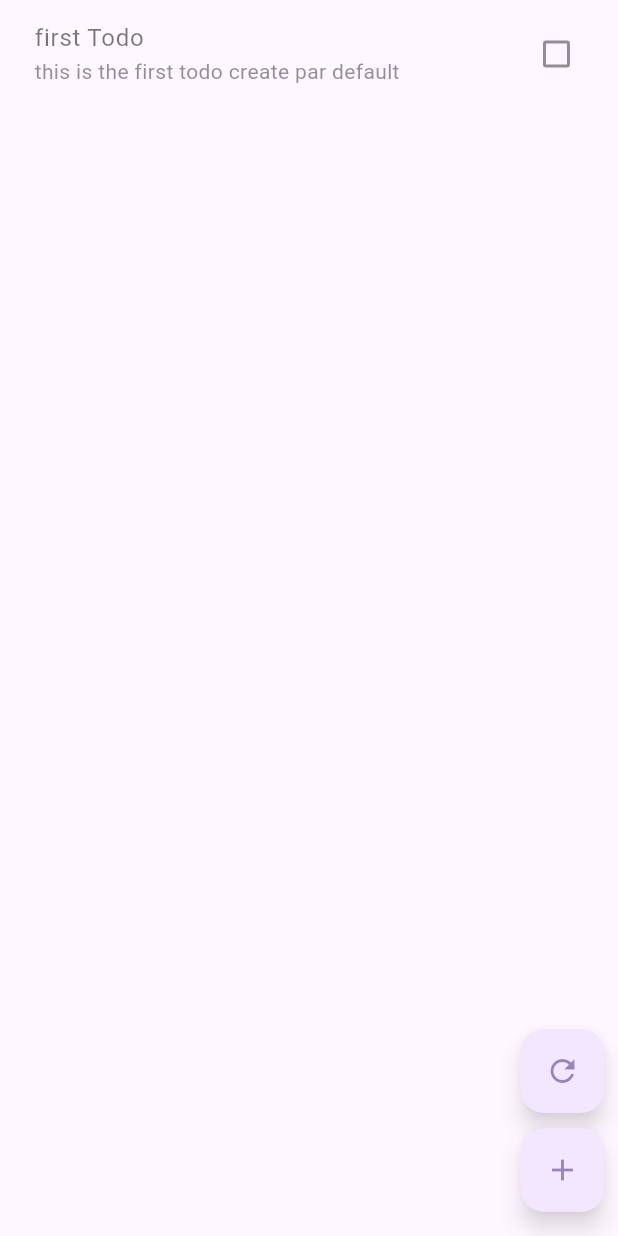
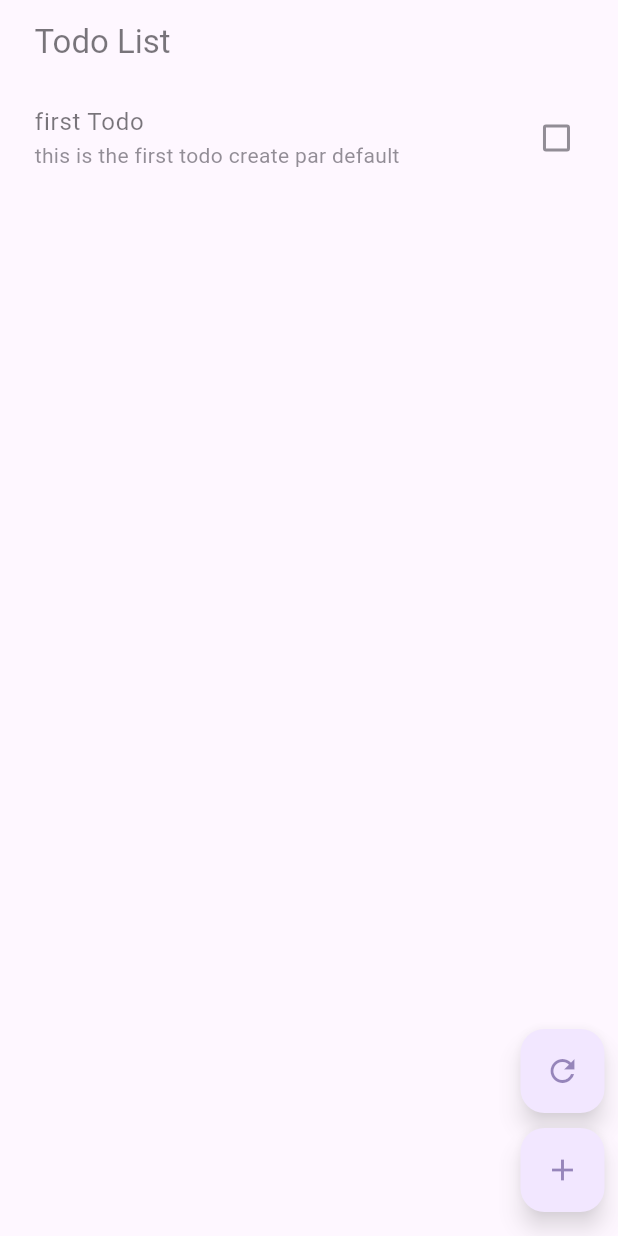
Before and after one commit to abdel-ke/todo_clean_architecture_flutter, a Flutter app: the UpdateDeletePage screen opened directly with sample values from the repository, after a tap on "Update", on a phone screen of 412 x 824 dp. Run offline on Flutter 3.47's test engine with Material 3 defaults, Android fonts, the phone set to English and light mode, and no system bars; our stand-ins replace bloc, dartz, equatable, flutter_bloc.

Commit message:
clean architecture todo completed

```diff
--- a/lib/features/todo/data/datasources/todo_local_datasource.dart
+++ b/lib/features/todo/data/datasources/todo_local_datasource.dart
@@ -1,5 +1,4 @@
 import 'package:dartz/dartz.dart';
-import 'package:flutter/material.dart';
 import 'package:todo/core/errors/exception.dart';
 import 'package:todo/core/errors/failures.dart';
 import 'package:todo/features/todo/domain/entities/todo_entity.dart';
@@ -7,8 +6,7 @@ import 'package:todo/features/todo/domain/entities/todo_entity.dart';
 abstract class TodoLocalDatasource {
   Future<List<TodoEntity>> getAllTodos();
   Future<Unit> addTodos(TodoEntity todo);
-  Future<Unit> updateTodos(TodoEntity todo);
-  Future<List<TodoEntity>> checkMarkTodo(TodoEntity todo, bool isDone);
+  Future<Unit> updateTodos(TodoEntity todo, Map<String, String> data);
   Future<Unit> deleteTodos(TodoEntity todo);
 }
 
@@ -41,10 +39,16 @@ class TodoLocalDatasourceImpl implements TodoLocalDatasource {
   }
 
   @override
-  Future<Unit> updateTodos(TodoEntity todo) async {
+  Future<Unit> updateTodos(TodoEntity todo, Map<String, String> dd) async {
     await Future.delayed(const Duration(seconds: 1));
     try {
-      data[data.indexWhere((element) => element.id == todo.id)] = todo;
+      final int index = data.indexWhere((element) => element.id == todo.id);
+      if (index != -1) {
+        data[index].title = dd['title']!;
+        data[index].description = dd['description']!;
+      } else {
+        throw UpdateTodoFailure();
+      }
       return unit;
       } on UpdateTodoException {
     // } catch (e) {
@@ -62,15 +66,4 @@ class TodoLocalDatasourceImpl implements TodoLocalDatasource {
       throw DeleteTodoFailure();
     }
   }
-
-  @override
-  Future<List<TodoEntity>> checkMarkTodo(TodoEntity todo, bool isDone) async {
-    try {
-      todo.isDone = isDone;
-      data[data.indexWhere((element) => element.id == todo.id)] = todo;
-      return data;
-    } catch (e) {
-      throw CheckTodoFailure();
-    }
-  }
 }
--- a/lib/features/todo/data/repositories/todo_repository.dart
+++ b/lib/features/todo/data/repositories/todo_repository.dart
@@ -30,22 +30,12 @@ class TodoRepositoryImpl implements TodoRepository {
   }
 
   @override
-  Future<Either<Failure, Unit>> updateTodos(TodoEntity todo) async {
+  Future<Either<Failure, Unit>> updateTodos(TodoEntity todo, Map<String, String> data) async {
     try {
-      final allTodo = await localDatasource.updateTodos(todo);
+      final allTodo = await localDatasource.updateTodos(todo, data);
       return Right(allTodo);
     } catch (e) {
       return Left(UpdateTodoFailure());
-    }
-  }
-
-  @override
-  Future<Either<Failure, List<TodoEntity>>> checkMarkTodo(TodoEntity todo, bool isDone) async {
-    try {
-      final allTodo = await localDatasource.checkMarkTodo(todo, isDone);
-      return Right(allTodo);
-    } catch (e) {
-      return Left(CheckTodoFailure());
     }
   }
 
@@ -55,7 +45,7 @@ class TodoRepositoryImpl implements TodoRepository {
       final allTodo = await localDatasource.deleteTodos(todo);
       return Right(allTodo);
     } catch (e) {
-      return Left(UpdateTodoFailure());
+      return Left(DeleteTodoFailure());
     }
   }
 }
--- a/lib/features/todo/domain/repositories/todo_repository.dart
+++ b/lib/features/todo/domain/repositories/todo_repository.dart
@@ -3,10 +3,8 @@ import 'package:todo/core/errors/failures.dart';
 import 'package:todo/features/todo/domain/entities/todo_entity.dart';
 
 abstract class TodoRepository {
-  // Future<Either<Failure, List<TodoEntity>>> getAllTodo();
   Future<Either<Failure, List<TodoEntity>>> getAllTodos();
   Future<Either<Failure, Unit>> addTodos(TodoEntity todo);
-  Future<Either<Failure, Unit>> updateTodos(TodoEntity todo);
-  Future<Either<Failure, List<TodoEntity>>> checkMarkTodo(TodoEntity todo, bool isDone);
+  Future<Either<Failure, Unit>> updateTodos(TodoEntity todo, Map<String, String> data);
   Future<Either<Failure, Unit>> deleteTodos(TodoEntity todo);
 }
--- a/lib/features/todo/domain/usecases/todo_usecase.dart
+++ b/lib/features/todo/domain/usecases/todo_usecase.dart
@@ -34,20 +34,8 @@ class UpdateTodoUseCase {
     required this.repository,
   });
 
-  Future<Either<Failure, Unit>> call(TodoEntity todo) {
-    return repository.updateTodos(todo);
-  }
-}
-
-class CheckMarkTodoUseCase {
-  final TodoRepository repository;
-
-  CheckMarkTodoUseCase({
-    required this.repository,
-  });
-
-  Future<Either<Failure, List<TodoEntity>>> call(TodoEntity todo, bool isDone) {
-    return repository.checkMarkTodo(todo, isDone);
+  Future<Either<Failure, Unit>> call(TodoEntity todo, Map<String, String> data) {
+    return repository.updateTodos(todo, data);
   }
 }
 
--- a/lib/features/todo/presentation/bloc/add_update_delete_todo/todo_bloc.dart
+++ b/lib/features/todo/presentation/bloc/add_update_delete_todo/todo_bloc.dart
@@ -1,6 +1,5 @@
 import 'package:bloc/bloc.dart';
 import 'package:equatable/equatable.dart';
-import 'package:flutter/material.dart';
 import 'package:todo/core/errors/failures.dart';
 import 'package:todo/features/todo/domain/entities/todo_entity.dart';
 import 'package:todo/features/todo/domain/usecases/todo_usecase.dart';
@@ -12,17 +11,18 @@ class AddUpdateDeleteBloc
     extends Bloc<AddUpdateDeleteEvent, AddUpdateDeleteState> {
   final AddTodoUseCase addTodoUseCase;
   final UpdateTodoUseCase updateTodoUseCase;
-  final CheckMarkTodoUseCase checkMarkTodoUseCase;
   final DeleteTodoUseCase deleteTodoUseCase;
 
   AddUpdateDeleteBloc(
       {required this.addTodoUseCase,
       required this.updateTodoUseCase,
-      required this.checkMarkTodoUseCase,
       required this.deleteTodoUseCase})
       : super(AddUpdateDeleteTodoInitial()) {
     on<AddUpdateDeleteEvent>(
       (event, emit) async {
+        if (event is LoadingEvent) {
+          emit(AddedState());
+        }
         if (event is AddTodoEvent) {
           await _addTodoEventImpl(emit, event);
         }
@@ -32,9 +32,6 @@ class AddUpdateDeleteBloc
         if (event is DeleteTodoEvent) {
           await _deleteTodoEventImpl(emit, event);
         }
-        // if (event is CheckMarkEvent) {
-        //   await _checkMarkTodoEventImpl(event, emit);
-        // }
       },
     );
   }
@@ -47,7 +44,7 @@ class AddUpdateDeleteBloc
       failureOeAddTodo.fold(
         (failure) {
           switch (failure.runtimeType) {
-            case AddTodoFailure:
+            case AddTodoFailure :
               return const ErrorAddUpdateDeleteState(
                   message: 'failure to add One');
             default:
@@ -65,12 +62,12 @@ class AddUpdateDeleteBloc
   Future<void> _updateTodoEventImpl(
       UpdateTodoEvent event, Emitter<AddUpdateDeleteState> emit) async {
     emit(LoadingAddUpdateDeleteState());
-    final failureOeAddTodo = await updateTodoUseCase(event.todo);
+    final failureOeAddTodo = await updateTodoUseCase(event.todo, event.data);
     emit(
       failureOeAddTodo.fold(
         (failure) {
           switch (failure.runtimeType) {
-            case UpdateTodoFailure:
+            case UpdateTodoFailure :
               return const ErrorAddUpdateDeleteState(
                   message: 'failure to update this one');
             default:
@@ -85,27 +82,6 @@ class AddUpdateDeleteBloc
     );
   }
 
-  // Future<void> _checkMarkTodoEventImpl(
-  //     CheckMarkEvent event, Emitter<AddUpdateDeleteState> emit) async {
-  //   final failureOeAddTodo =
-  //       await checkMarkTodoUseCase(event.todo, event.isDone);
-  //   emit(
-  //     failureOeAddTodo.fold(
-  //       (failure) {
-  //         switch (failure.runtimeType) {
-  //           case CheckTodoFailure():
-  //             return const ErrorAddUpdateDeleteState(
-  //                 message: 'failure to update this one');
-  //           default:
-  //             return const ErrorAddUpdateDeleteState(
-  //                 message: 'other failure from updateTodo event');
-  //         }
-  //       },
-  //       (_) => CheckMarkState(),
-  //     ),
-  //   );
-  // }
-
   Future<void> _deleteTodoEventImpl(
       Emitter<AddUpdateDeleteState> emit, DeleteTodoEvent event) async {
     emit(LoadingAddUpdateDeleteState());
@@ -114,7 +90,7 @@ class AddUpdateDeleteBloc
       failureOeAddTodo.fold(
         (failure) {
           switch (failure.runtimeType) {
-            case DeleteTodoFailure:
+            case DeleteTodoFailure :
               return const ErrorAddUpdateDeleteState(
                   message: 'failure to delete this one');
             default:
--- a/lib/features/todo/presentation/bloc/add_update_delete_todo/todo_event.dart
+++ b/lib/features/todo/presentation/bloc/add_update_delete_todo/todo_event.dart
@@ -7,6 +7,7 @@ abstract class AddUpdateDeleteEvent extends Equatable {
   List<Object> get props => [];
 }
 
+class LoadingEvent extends AddUpdateDeleteEvent {}
 class AddTodoEvent extends AddUpdateDeleteEvent {
   final TodoEntity todo;
 
@@ -18,23 +19,13 @@ class AddTodoEvent extends AddUpdateDeleteEvent {
 
 class UpdateTodoEvent extends AddUpdateDeleteEvent {
   final TodoEntity todo;
-  final bool isDone;
+  final Map<String, String> data;
 
-  const UpdateTodoEvent({required this.todo, required this.isDone});
+  const UpdateTodoEvent({required this.todo, required this.data});
 
   @override
-  List<Object> get props => [todo, isDone];
+  List<Object> get props => [todo, data];
 }
-
-// class CheckMarkEvent extends AddUpdateDeleteEvent {
-//   final TodoEntity todo;
-//   final bool isDone;
-
-//   const CheckMarkEvent({required this.todo, required this.isDone});
-
-//   @override
-//   List<Object> get props => [todo, isDone];
-// }
 
 class DeleteTodoEvent extends AddUpdateDeleteEvent {
   final TodoEntity todo;
--- a/lib/features/todo/presentation/bloc/add_update_delete_todo/todo_state.dart
+++ b/lib/features/todo/presentation/bloc/add_update_delete_todo/todo_state.dart
@@ -15,8 +15,6 @@ class AddedState extends AddUpdateDeleteState {}
 
 class UpdatedState extends AddUpdateDeleteState {}
 
-// class CheckMarkState extends AddUpdateDeleteState {}
-
 class DeletedState extends AddUpdateDeleteState {}
 
 class ErrorAddUpdateDeleteState extends AddUpdateDeleteState {
--- a/lib/features/todo/presentation/bloc/todos/todo_event.dart
+++ b/lib/features/todo/presentation/bloc/todos/todo_event.dart
@@ -8,13 +8,3 @@ abstract class TodoEvent extends Equatable {
 }
 
 class GetAllTodosEvent extends TodoEvent {}
-
-class CheckMarkEvent extends TodoEvent {
-  final TodoEntity todo;
-  final bool isDone;
-
-  const CheckMarkEvent({required this.todo, required this.isDone});
-
-  @override
-  List<Object> get props => [todo, isDone];
-}
--- a/lib/features/todo/presentation/bloc/todos/todo_state.dart
+++ b/lib/features/todo/presentation/bloc/todos/todo_state.dart
@@ -20,17 +20,6 @@ class LoadedState extends TodoState {
   List<Object> get props => [todo];
 }
 
-class CheckMarkState extends TodoState {
-  final List<TodoEntity> todo;
-
-  const CheckMarkState({required this.todo});
-
-  @override
-  List<Object> get props => [todo];
-}
-
-// class CheckMarkState extends TodoState {}
-
 class ErrorState extends TodoState {
   final String message;
   const ErrorState({required this.message});
--- a/lib/features/todo/presentation/pages/todo_page.dart
+++ b/lib/features/todo/presentation/pages/todo_page.dart
@@ -1,6 +1,7 @@
 import 'package:flutter/material.dart';
 import 'package:flutter_bloc/flutter_bloc.dart';
 import 'package:todo/core/widgets/loading_widget.dart';
+import 'package:todo/features/todo/presentation/bloc/add_update_delete_todo/todo_bloc.dart';
 import 'package:todo/features/todo/presentation/bloc/todos/todo_bloc.dart';
 import 'package:todo/features/todo/presentation/pages/add_todo.dart';
 import 'package:todo/features/todo/presentation/widgets/todo_pages/todo_list.dart';
@@ -12,6 +13,9 @@ class TodoPage extends StatelessWidget {
   Widget build(BuildContext context) {
     return SafeArea(
       child: Scaffold(
+        appBar: AppBar(
+          title: const Text('Todo List'),
+        ),
         body: buildBody(),
         floatingActionButton: _buildFloatingActionButton(context),
       ),
@@ -43,14 +47,12 @@ class TodoPage extends StatelessWidget {
     return FloatingActionButton(
       heroTag: 'add',
       onPressed: () {
+        BlocProvider.of<AddUpdateDeleteBloc>(context).add(LoadingEvent());
         Navigator.push(
           context,
           MaterialPageRoute(
             builder: (context) {
-              return BlocProvider.value(
-                value: BlocProvider.of<TodoBloc>(context),
-                child: const AddTodoPage(),
-              );
+              return const AddTodoPage();
             },
           ),
         );
@@ -74,8 +76,6 @@ class TodoPage extends StatelessWidget {
         return const LoadingWidget();
       case LoadedState:
         return TodoList(todos: (state as LoadedState).todo);
-      case CheckMarkState:
-        return TodoList(todos: (state as CheckMarkState).todo);
       case ErrorState:
         return Center(
           child: Text((state as ErrorState).message),
--- a/lib/features/todo/presentation/pages/update_delete_page.dart
+++ b/lib/features/todo/presentation/pages/update_delete_page.dart
@@ -4,7 +4,6 @@ import 'package:todo/core/utils/snackbar.dart';
 import 'package:todo/core/widgets/loading_widget.dart';
 import 'package:todo/features/todo/domain/entities/todo_entity.dart';
 import 'package:todo/features/todo/presentation/bloc/add_update_delete_todo/todo_bloc.dart';
-import 'package:todo/features/todo/presentation/bloc/todos/todo_bloc.dart';
 import 'package:todo/features/todo/presentation/pages/todo_page.dart';
 import 'package:todo/features/todo/presentation/widgets/add_updatee_delete_todo/update_delete_form.dart';
 
@@ -37,31 +36,23 @@ class UpdateDeletePage extends StatelessWidget {
       AddUpdateDeleteState state, BuildContext context) async {
     debugPrint('listener state is ${state.runtimeType}');
     switch (state.runtimeType) {
-      case ErrorAddUpdateDeleteState:
+      case ErrorAddUpdateDeleteState :
         showSnackBar(context, (state as ErrorAddUpdateDeleteState).message,
             Colors.redAccent);
         break;
-      case UpdatedState:
+      case UpdatedState :
         showSnackBar(context, 'Todo updated', Colors.green);
-        Navigator.push(
-          context,
-          MaterialPageRoute(
-            builder: (context) {
-              return const TodoPage();
-            },
-          ),
-        );
+        Navigator.pushAndRemoveUntil(
+            context,
+            MaterialPageRoute(builder: (_) => const TodoPage()),
+            (route) => false);
         break;
-      case DeletedState:
+      case DeletedState :
         showSnackBar(context, 'Todo deleted successfully', Colors.green);
-        Navigator.push(
-          context,
-          MaterialPageRoute(
-            builder: (context) {
-              return const TodoPage();
-            },
-          ),
-        );
+        Navigator.pushAndRemoveUntil(
+            context,
+            MaterialPageRoute(builder: (_) => const TodoPage()),
+            (route) => false);
         break;
       default:
         break;
@@ -71,7 +62,7 @@ class UpdateDeletePage extends StatelessWidget {
   Widget _builderBlocConsumer(AddUpdateDeleteState state) {
     debugPrint('builder state is ${state.runtimeType}');
     switch (state.runtimeType) {
-      case LoadingAddUpdateDeleteState:
+      case LoadingAddUpdateDeleteState :
         return const LoadingWidget();
       default: // LoadedState, UpdatedState
         return UpdateDeleteForm(todo: todo);
--- a/lib/features/todo/presentation/widgets/add_updatee_delete_todo/update_delete_form.dart
+++ b/lib/features/todo/presentation/widgets/add_updatee_delete_todo/update_delete_form.dart
@@ -37,17 +37,11 @@ class UpdateDeleteForm extends StatelessWidget {
             children: [
               ElevatedButton(
                 onPressed: () {
-                  todo.title = titleController.text;
-                  todo.description = descriptionController.text;
-                  BlocProvider.of<AddUpdateDeleteBloc>(context)
-                      .add(UpdateTodoEvent(todo: todo, isDone: todo.isDone));
-                  // final updatedTodo = TodoEntity(
-                  //   title: titleController.text,
-                  //   description: descriptionController.text,
-                  //   isDone: todo.isDone,
-                  // );
-                  // BlocProvider.of<TodoBloc>(context)
-                  //     .add(UpdateTodoEvent(todo: updatedTodo, isDone: updatedTodo.isDone));
+                  BlocProvider.of<AddUpdateDeleteBloc>(context).add(
+                      UpdateTodoEvent(todo: todo, data: {
+                    'title': titleController.text,
+                    'description': descriptionController.text
+                  }));
                 },
                 child: const Text('Update'),
               ),
--- a/lib/features/todo/presentation/widgets/todo_pages/todo_list.dart
+++ b/lib/features/todo/presentation/widgets/todo_pages/todo_list.dart
@@ -1,38 +1,40 @@
 import 'package:flutter/material.dart';
 import 'package:flutter_bloc/flutter_bloc.dart';
-import 'package:todo/core/widgets/loading_widget.dart';
 import 'package:todo/features/todo/domain/entities/todo_entity.dart';
 import 'package:todo/features/todo/presentation/bloc/todos/todo_bloc.dart';
 import 'package:todo/features/todo/presentation/pages/update_delete_page.dart';
 
-class TodoList extends StatelessWidget {
+class TodoList extends StatefulWidget {
   final List<TodoEntity> todos;
   const TodoList({super.key, required this.todos});
 
   @override
+  State<TodoList> createState() => _TodoListState();
+}
+
+class _TodoListState extends State<TodoList> {
+  @override
   Widget build(BuildContext context) {
-    return _buildTodoList();
-    return BlocBuilder<TodoBloc, TodoState>(
-      builder: (context, state) {
-        debugPrint('from todo list the state is $state');
-        if (state is CheckMarkState) {
-          return _buildTodoList();
-        }
-        else if (state is LoadedState) {
-          return _buildTodoList();
-        } else {
-          // return const LoadingWidget();
-          return const Center(child: Text('error', style: TextStyle(fontSize: 24),));
-        }
-      },
-    );
+    return _buildTodoList(context);
   }
 
-  ListView _buildTodoList() {
+  Widget _buildTodoList(BuildContext context) {
+    if (widget.todos.length <= 0) {
+      return const Center(child: Text('No data!!'),);
+    }
+    return RefreshIndicator(
+        onRefresh: () => _handleRefresh(context), child: _listView());
+  }
+
+  Future<void> _handleRefresh(BuildContext context) async {
+    BlocProvider.of<TodoBloc>(context).add(GetAllTodosEvent());
+  }
+
+  ListView _listView() {
     return ListView.builder(
-      itemCount: todos.length,
+      itemCount: widget.todos.length,
       itemBuilder: (context, index) {
-        final todo = todos[index];
+        final todo = widget.todos[index];
         return ListTile(
           onTap: () {
             Navigator.of(context).push(
@@ -44,11 +46,12 @@ class TodoList extends StatelessWidget {
           title: Text(todo.title),
           subtitle: Text(todo.description),
           trailing: Checkbox(
-            value: todo.isDone,
-            onChanged: (value) {
-              BlocProvider.of<TodoBloc>(context).add(CheckMarkEvent(todo: todo, isDone: value!));
-            }
-          ),
+              value: todo.isDone,
+              onChanged: (value) {
+                setState(() {
+                  todo.isDone = value!;
+                });
+              }),
         );
       },
     );
```
Also changed, not shown: lib/core/widgets/my_textfield.dart (+16 -4 lines), lib/features/todo/domain/entities/todo_entity.dart (+0 -17 lines), lib/features/todo/presentation/bloc/todos/todo_bloc.dart (+2 -31 lines), lib/features/todo/presentation/widgets/add_updatee_delete_todo/add_todo_form.dart (+12 -24 lines), lib/main.dart (+0 -10 lines), lib/features/todo/data/datasources/todo_remote_datasource.dart (deleted).
